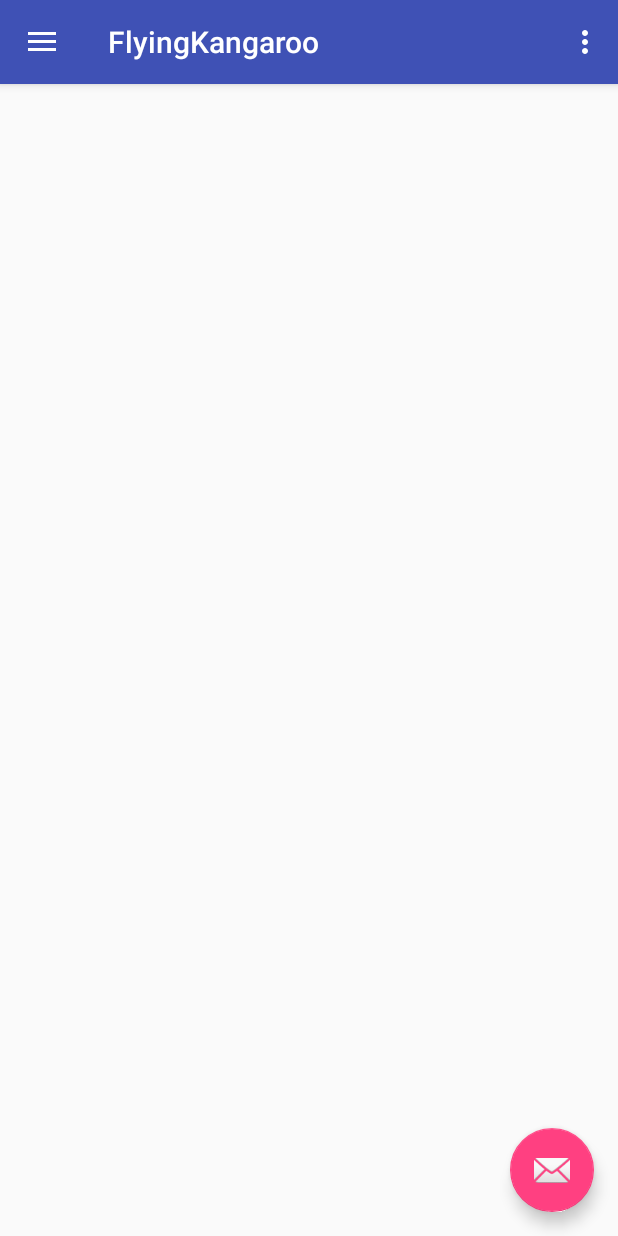
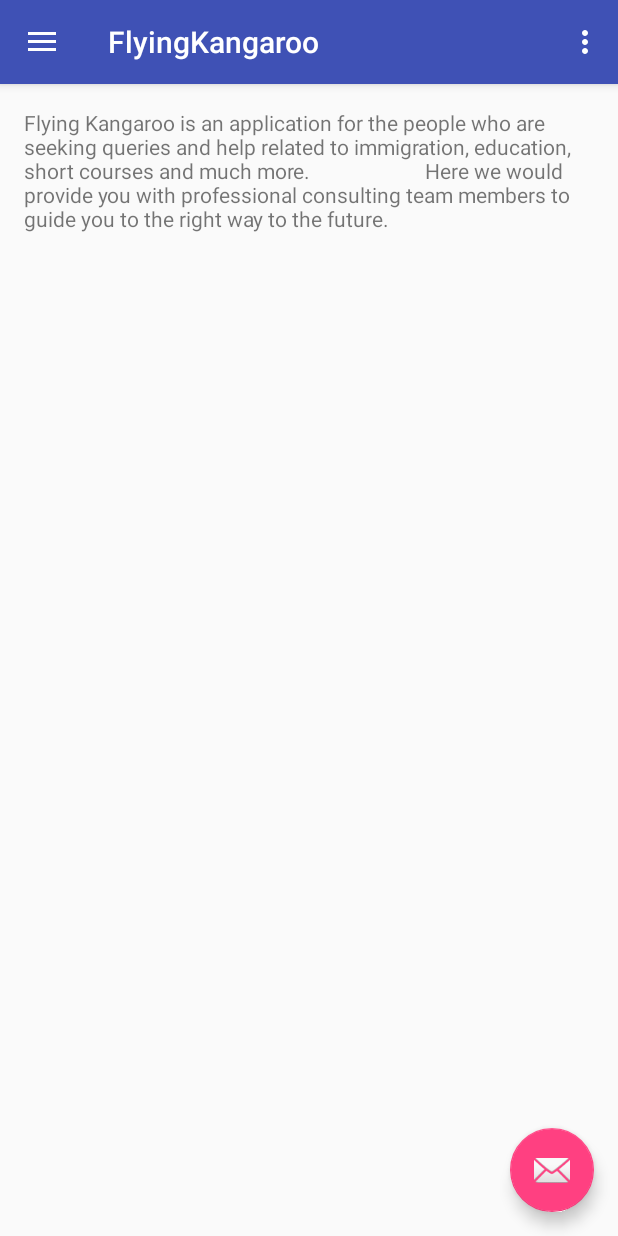
Before and after one commit to hashsoftware/FlyingKangaroo, an Android app: the screen it shows after launch (MainActivity), on a phone screen of 412 x 824 dp. Run offline under Robolectric (Android 15) with nearby library versions, the phone set to English and light mode, and no system bars.

Commit message:
space removed and home page setting done

```diff
--- a/app/src/main/res/layout/content_main.xml
+++ b/app/src/main/res/layout/content_main.xml
@@ -12,8 +12,9 @@
     tools:context="com.ashmjn.flyingkangaroo.MainActivity"
     tools:showIn="@layout/app_bar_main">
 
-    <!--<TextView-->
-        <!--android:layout_width="wrap_content"-->
-        <!--android:layout_height="wrap_content"-->
-        <!--android:text="Hello World!" />-->
+    <TextView
+        android:layout_width="wrap_content"
+        android:layout_height="wrap_content"
+        android:text="Flying Kangaroo is an application for the people who are seeking queries and help related to immigration, education, short courses and much more.
+                      Here we would provide you with professional consulting team members to guide you to the right way to the future." />
 </RelativeLayout>
```
Also changed, not shown: app/src/main/java/com/ashmjn/flyingkangaroo/ContanctUs.java (+0 -8 lines).
